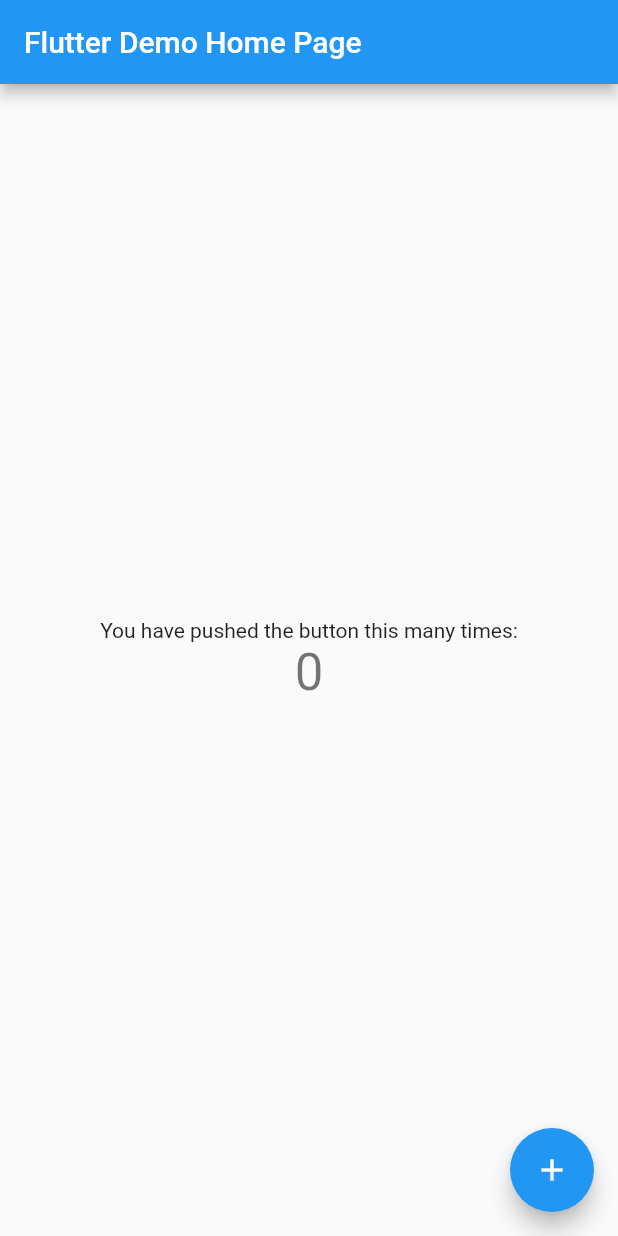
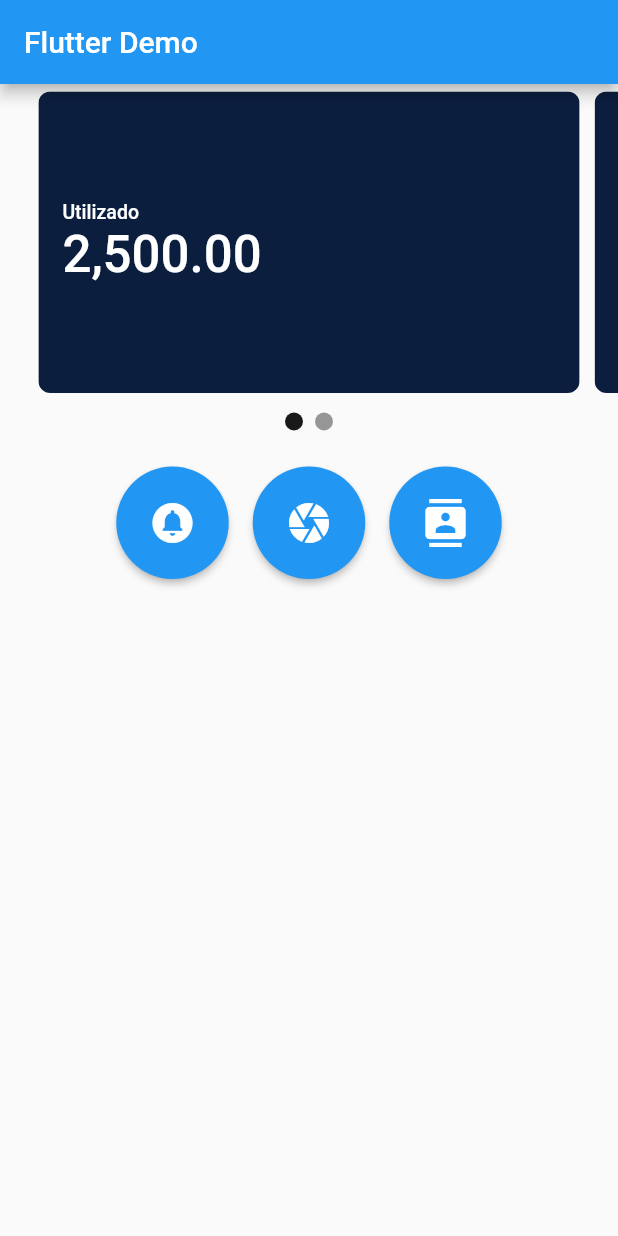
Before and after one commit to ItzayanaPr/dummyRN, a Flutter app: the screen it shows after launch, on a phone screen of 412 x 824 dp. Run offline on Flutter 3.47's test engine with Material 2 defaults, Android fonts, the phone set to English and light mode, and no system bars; drawn by our look-alikes of carousel_slider.

Commit message:
Flutter demo - modal and slider

```diff
--- /dev/null
+++ b/flutter_dummy/lib/back_card.dart
@@ -0,0 +1,32 @@
+import 'package:flutter/material.dart';
+
+class BackCard extends StatelessWidget {
+  const BackCard({Key? key}) : super(key: key);
+
+  @override
+  Widget build(BuildContext context) {
+    return Padding(
+      padding: const EdgeInsets.all(16.0),
+      child: Column(
+        mainAxisAlignment: MainAxisAlignment.center,
+        children: const <Widget>[
+          Text(
+            '**** **** **** 1234',
+            style: TextStyle(
+              color: Colors.white,
+              fontSize: 20.0,
+              fontWeight: FontWeight.w500,
+            ),
+          ),
+          Text('02/12',
+            style: TextStyle(
+              color: Colors.white,
+              fontSize: 16.0,
+              fontWeight: FontWeight.w500
+            )
+          ),
+        ]
+      )
+    );
+  }
+}
--- /dev/null
+++ b/flutter_dummy/lib/carousel.dart
@@ -0,0 +1,174 @@
+import 'package:flutter/material.dart';
+import 'package:carousel_slider/carousel_slider.dart';
+
+import 'front_card.dart';
+import 'back_card.dart';
+
+final cardList = [const FrontCard(), const BackCard()];
+
+final List<Widget> cardSliders = cardList
+  .map((item) => Container(
+    margin: const EdgeInsets.all(5.0),
+    child: ClipRRect(
+      borderRadius: const BorderRadius.all(Radius.circular(8.0)),
+      child: Stack(
+        children: <Widget>[
+          Container(
+            width: 1000.0,
+            decoration: const BoxDecoration(
+              color: Color.fromRGBO(11, 30, 62, 1.0),
+            ),
+            child: item
+          ),
+          Positioned(
+            bottom: 0.0,
+            left: 0.0,
+            right: 0.0,
+            child: Container(
+              padding: const EdgeInsets.symmetric(
+                vertical: 10.0, horizontal: 20.0
+              ),
+            ),
+          ),
+        ],
+      )
+    ),
+  ))
+  .toList();
+
+class CardCarousel extends StatefulWidget {
+  const CardCarousel({Key? key}) : super(key: key);
+
+  @override
+  _CardCarouselState createState() =>
+      _CardCarouselState();
+}
+
+class _CardCarouselState extends State<CardCarousel> {
+  int _current = 0;
+  final CarouselController _controller = CarouselController();
+
+  void _showModalBottomSheet(BuildContext context) {
+    showModalBottomSheet<void>(
+      context: context,
+      builder: (context) {
+        return _BottomSheetContent();
+      },
+    );
+  }
+
+  @override
+  Widget build(BuildContext context) {
+    return Scaffold(
+      appBar: AppBar(title: const Text('Flutter Demo')),
+      body: Column(children: [
+        CarouselSlider(
+          items: cardSliders,
+          carouselController: _controller,
+          options: CarouselOptions(
+            height: 211,
+            autoPlay: false,
+            aspectRatio: 2.0,
+            viewportFraction: 0.9,
+            enableInfiniteScroll: false,
+            onPageChanged: (index, reason) {
+              setState(() {
+                _current = index;
+              });
+            }),
+        ),
+        Row(
+          mainAxisAlignment: MainAxisAlignment.center,
+          children: cardList.asMap().entries.map((entry) {
+            return GestureDetector(
+              onTap: () => _controller.animateToPage(entry.key),
+              child: Container(
+                width: 12.0,
+                height: 12.0,
+                margin: const EdgeInsets.symmetric(vertical: 8.0, horizontal: 4.0),
+                decoration: BoxDecoration(
+                  shape: BoxShape.circle,
+                  color: (Theme.of(context).brightness == Brightness.dark
+                    ? Colors.white
+                    : Colors.black
+                  ).withOpacity(_current == entry.key ? 0.9 : 0.4)),
+              ),
+            );
+          }).toList(),
+        ),
+        ButtonBar(
+          alignment: MainAxisAlignment.center,
+          buttonPadding: const EdgeInsets.all(16.0),
+          children: [
+            ElevatedButton(
+              onPressed: ()=> {
+                _showModalBottomSheet(context)
+              },
+              child: const Icon(
+                Icons.circle_notifications,
+                color: Colors.white,
+                size: 32.0,
+              ),
+              style: ElevatedButton.styleFrom(
+                fixedSize: const Size(75, 75),
+                shape: const CircleBorder()
+              )
+            ),
+            ElevatedButton(
+              onPressed: ()=> {},
+              child: const Icon(
+                Icons.camera,
+                color: Colors.white,
+                size: 32.0,
+              ),
+              style: ElevatedButton.styleFrom(
+                fixedSize: const Size(75, 75),
+                shape: const CircleBorder()
+              )
+            ),
+            ElevatedButton(
+              onPressed: () async {
+
+              },
+              child: const Icon(
+                Icons.contacts,
+                color: Colors.white,
+                size: 32.0,
+              ),
+              style: ElevatedButton.styleFrom(
+                fixedSize: const Size(75, 75),
+                shape: const CircleBorder()
+              )
+            )
+          ],
+        )
+      ]),
+    );
+  }
+}
+
+class _BottomSheetContent extends StatelessWidget {
+  @override
+  Widget build(BuildContext context) {
+    return SizedBox(
+      height: 300,
+      child: Column(
+        children: const [
+          SizedBox(
+            height: 35,
+            child: Center(
+              child: Text(
+                'Modal Bottom',
+                textAlign: TextAlign.center,
+              ),
+            ),
+          ),
+          Divider(thickness: 1),
+          Text('This is how a modal looks at the bottom.'),
+          Text('Lorem ipsum dolor sit amet consectetur adipisicing elit.'),
+          Text('Necessitatibus ullam iusto quae quod, eum fugit!.'),
+        ],
+      ),
+    );
+  }
+}
--- /dev/null
+++ b/flutter_dummy/lib/front_card.dart
@@ -0,0 +1,34 @@
+import 'package:flutter/material.dart';
+
+class FrontCard extends StatelessWidget {
+  const FrontCard({Key? key}) : super(key: key);
+
+  @override
+  Widget build(BuildContext context) {
+    return Padding(
+      padding: const EdgeInsets.all(16.0),
+      child: Column(
+        mainAxisAlignment: MainAxisAlignment.center,
+        crossAxisAlignment: CrossAxisAlignment.start,
+        children: const <Widget>[
+          Text(
+            'Utilizado',
+            style: TextStyle(
+              color: Colors.white,
+              fontSize: 13.0,
+              fontWeight: FontWeight.w500,
+            ),
+            textAlign: TextAlign.left,
+          ),
+          Text("2,500.00",
+            style: TextStyle(
+              color: Colors.white,
+              fontSize: 34.0,
+              fontWeight: FontWeight.w500
+            )
+          ),
+        ]
+      )
+    );
+  }
+}
--- a/flutter_dummy/lib/main.dart
+++ b/flutter_dummy/lib/main.dart
@@ -1,4 +1,5 @@
 import 'package:flutter/material.dart';
+import 'carousel.dart';
 
 void main() {
   runApp(const MyApp());
@@ -10,106 +11,9 @@
   // This widget is the root of your application.
   @override
   Widget build(BuildContext context) {
-    return MaterialApp(
+    return const MaterialApp(
       title: 'Flutter Demo',
-      theme: ThemeData(
-        // This is the theme of your application.
-        //
-        // Try running your application with "flutter run". You'll see the
-        // application has a blue toolbar. Then, without quitting the app, try
-        // changing the primarySwatch below to Colors.green and then invoke
-        // "hot reload" (press "r" in the console where you ran "flutter run",
-        // or simply save your changes to "hot reload" in a Flutter IDE).
-        // Notice that the counter didn't reset back to zero; the application
-        // is not restarted.
-        primarySwatch: Colors.blue,
-      ),
-      home: const MyHomePage(title: 'Flutter Demo Home Page'),
+      home: CardCarousel()
     );
   }
 }
-
-class MyHomePage extends StatefulWidget {
-  const MyHomePage({Key? key, required this.title}) : super(key: key);
-
-  // This widget is the home page of your application. It is stateful, meaning
-  // that it has a State object (defined below) that contains fields that affect
-  // how it looks.
-
-  // This class is the configuration for the state. It holds the values (in this
-  // case the title) provided by the parent (in this case the App widget) and
-  // used by the build method of the State. Fields in a Widget subclass are
-  // always marked "final".
-
-  final String title;
-
-  @override
-  State<MyHomePage> createState() => _MyHomePageState();
-}
-
-class _MyHomePageState extends State<MyHomePage> {
-  int _counter = 0;
-
-  void _incrementCounter() {
-    setState(() {
-      // This call to setState tells the Flutter framework that something has
-      // changed in this State, which causes it to rerun the build method below
-      // so that the display can reflect the updated values. If we changed
-      // _counter without calling setState(), then the build method would not be
-      // called again, and so nothing would appear to happen.
-      _counter++;
-    });
-  }
-
-  @override
-  Widget build(BuildContext context) {
-    // This method is rerun every time setState is called, for instance as done
-    // by the _incrementCounter method above.
-    //
-    // The Flutter framework has been optimized to make rerunning build methods
-    // fast, so that you can just rebuild anything that needs updating rather
-    // than having to individually change instances of widgets.
-    return Scaffold(
-      appBar: AppBar(
-        // Here we take the value from the MyHomePage object that was created by
-        // the App.build method, and use it to set our appbar title.
-        title: Text(widget.title),
-      ),
-      body: Center(
-        // Center is a layout widget. It takes a single child and positions it
-        // in the middle of the parent.
-        child: Column(
-          // Column is also a layout widget. It takes a list of children and
-          // arranges them vertically. By default, it sizes itself to fit its
-          // children horizontally, and tries to be as tall as its parent.
-          //
-          // Invoke "debug painting" (press "p" in the console, choose the
-          // "Toggle Debug Paint" action from the Flutter Inspector in Android
-          // Studio, or the "Toggle Debug Paint" command in Visual Studio Code)
-          // to see the wireframe for each widget.
-          //
-          // Column has various properties to control how it sizes itself and
-          // how it positions its children. Here we use mainAxisAlignment to
-          // center the children vertically; the main axis here is the vertical
-          // axis because Columns are vertical (the cross axis would be
-          // horizontal).
-          mainAxisAlignment: MainAxisAlignment.center,
-          children: <Widget>[
-            const Text(
-              'You have pushed the button this many times:',
-            ),
-            Text(
-              '$_counter',
-              style: Theme.of(context).textTheme.headline4,
-            ),
-          ],
-        ),
-      ),
-      floatingActionButton: FloatingActionButton(
-        onPressed: _incrementCounter,
-        tooltip: 'Increment',
-        child: const Icon(Icons.add),
-      ), // This trailing comma makes auto-formatting nicer for build methods.
-    );
-  }
-}
--- a/flutter_dummy/pubspec.yaml
+++ b/flutter_dummy/pubspec.yaml
@@ -34,6 +34,8 @@
   # The following adds the Cupertino Icons font to your application.
   # Use with the CupertinoIcons class for iOS style icons.
   cupertino_icons: ^1.0.2
+  carousel_slider: ^4.0.0
+  flutter_contacts: ^1.1.2
 
 dev_dependencies:
   flutter_test:
```
Also changed, not shown: flutter_dummy/pubspec.lock, 3 other files.
